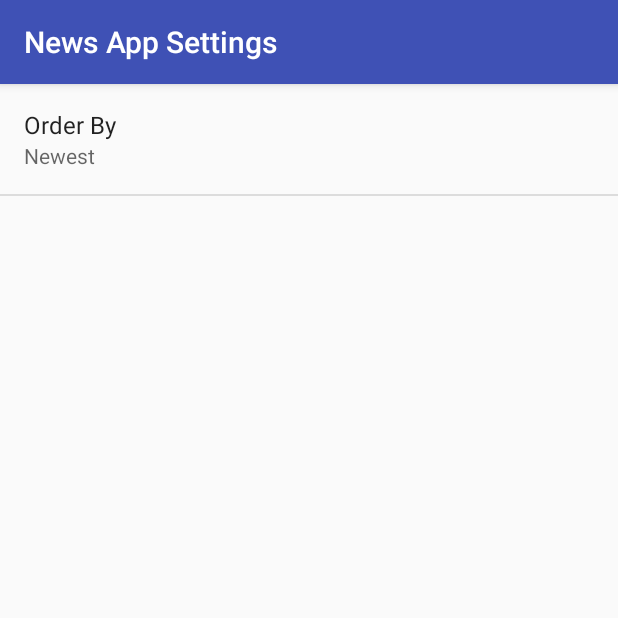
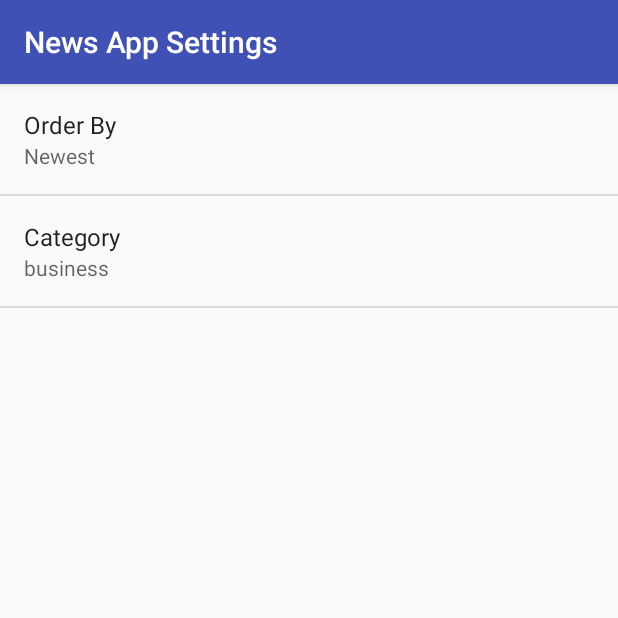
Before and after one commit to robithc/NewsReader, an Android app: the screen it shows after launch (SettingsActivity), after a tap on "Settings", on a phone screen of 412 x 824 dp, the top half of it. Run offline under Robolectric (Android 15) with nearby library versions, the phone set to English and light mode, and no system bars.

Commit message:
final ver

```diff
--- a/app/src/main/java/com/example/android/newsreader/NewsActivity.java
+++ b/app/src/main/java/com/example/android/newsreader/NewsActivity.java
@@ -12,7 +12,6 @@ import android.net.Uri;
 import android.os.Bundle;
 import android.preference.PreferenceManager;
 import android.support.v7.app.AppCompatActivity;
-import android.util.Log;
 import android.view.Menu;
 import android.view.MenuItem;
 import android.view.View;
@@ -24,16 +23,14 @@ import android.widget.TextView;
 import java.util.ArrayList;
 import java.util.List;
 
-
 public class NewsActivity extends AppCompatActivity
         implements LoaderCallbacks<List<News>> {
 
     private static final String LOG_TAG = NewsActivity.class.getName();
     private static final int API_LOADER_ID = 1;
     private static final String API_REQUEST_URL =
-            "http://content.guardianapis.com/search?show-tags=contributor&page" +
-                    "=1&page-size=100&q";
-    private static final String SEARCH_QUERY_KEY = "query";
+            "http://content.guardianapis.com/search?";
+
     ProgressBar pbProgressBar;
     private TextView mEmptyStateTextView;
     private NewsAdapter mAdapter;
@@ -80,25 +77,31 @@ public class NewsActivity extends AppCompatActivity
         }
     }
 
-
     @Override
     public Loader<List<News>> onCreateLoader(int id, Bundle args) {
-        final String ARG_QUERY = "q";
-        String queryString;
-        if (args != null) queryString = args.getString(SEARCH_QUERY_KEY);
-        else queryString = "null";
         SharedPreferences sharedPrefs = PreferenceManager.getDefaultSharedPreferences(this);
+
+        String categoryChoice = sharedPrefs.getString(
+                getString(R.string.settings_section_key),
+                getString(R.string.settings_section_default)
+        );
+
         String orderBy = sharedPrefs.getString(
                 getString(R.string.settings_order_by_key),
-                getString(R.string.settings_order_by_default));
+                getString(R.string.settings_order_by_default)
+        );
+
         Uri baseUri = Uri.parse(API_REQUEST_URL);
         Uri.Builder uriBuilder = baseUri.buildUpon();
-        uriBuilder.appendQueryParameter(ARG_QUERY, queryString);
+        uriBuilder.appendQueryParameter("page-size", "100");
+        uriBuilder.appendQueryParameter("show-tags", "contributor&page");
+        uriBuilder.appendQueryParameter("show-fields", "byline");
+        uriBuilder.appendQueryParameter("q", "future");
+        uriBuilder.appendQueryParameter("section", categoryChoice);
         uriBuilder.appendQueryParameter("order-by", orderBy);
+        uriBuilder.appendQueryParameter("from-date", "2018-01-01");
         uriBuilder.appendQueryParameter("api-key", "test");
 
-
-        Log.v(LOG_TAG, "News Activity onCreateLoader called");
         return new NewsLoader(this, uriBuilder.toString());
     }
 
@@ -117,7 +120,6 @@ public class NewsActivity extends AppCompatActivity
     public void onLoaderReset(Loader loader) {
         mAdapter.clear();
     }
-
 
     @Override
     // This method initialize the contents of the Activity's options menu.
--- a/app/src/main/java/com/example/android/newsreader/SettingsActivity.java
+++ b/app/src/main/java/com/example/android/newsreader/SettingsActivity.java
@@ -2,7 +2,6 @@ package com.example.android.newsreader;
 
 import android.content.SharedPreferences;
 import android.os.Bundle;
-import android.preference.CheckBoxPreference;
 import android.preference.ListPreference;
 import android.preference.Preference;
 import android.preference.PreferenceFragment;
@@ -27,6 +26,9 @@ public class SettingsActivity extends AppCompatActivity {
 
             Preference orderBy = findPreference(getString(R.string.settings_order_by_key));
             bindPreferenceSummaryToValue(orderBy);
+
+            Preference categoryName = findPreference(getString(R.string.settings_section_key));
+            bindPreferenceSummaryToValue(categoryName);
         }
 
         @Override
--- a/app/src/main/res/menu/main.xml
+++ b/app/src/main/res/menu/main.xml
@@ -1,11 +1,11 @@
 <?xml version="1.0" encoding="utf-8"?>
 <menu xmlns:android="http://schemas.android.com/apk/res/android"
+    xmlns:app="http://schemas.android.com/apk/res-auto"
     xmlns:tools="http://schemas.android.com/tools"
-    xmlns:app="http://schemas.android.com/apk/res-auto"
     tools:context="com.example.android.newsreader.NewsActivity">
     <item
         android:id="@+id/action_settings"
-        android:icon="@drawable/baseline_settings_white_24dp"
+        android:icon="@drawable/baseline_settings_white_36dp"
         android:orderInCategory="1"
         android:title="@string/settings_menu_item"
         app:showAsAction="ifRoom" />
--- a/app/src/main/res/values/arrays.xml
+++ b/app/src/main/res/values/arrays.xml
@@ -11,4 +11,21 @@
         <item>@string/settings_order_by_oldest_value</item>
         <item>@string/settings_order_by_relevance_value</item>
     </string-array>
+
+    <string-array name="settings_section_labels">
+        <item>@string/settings_football_label</item>
+        <item>@string/settings_business_label</item>
+        <item>@string/settings_technology_label</item>
+        <item>@string/settings_culture_label</item>
+        <item>@string/settings_politics_label</item>
+    </string-array>
+
+    <string-array name="settings_section_values">
+        <item>@string/settings_football_value</item>
+        <item>@string/settings_business_value</item>
+        <item>@string/settings_technology_value</item>
+        <item>@string/settings_culture_value</item>
+        <item>@string/settings_politics_value</item>
+    </string-array>
+
 </resources>
--- a/app/src/main/res/values/strings.xml
+++ b/app/src/main/res/values/strings.xml
@@ -3,12 +3,11 @@
     <string name="no_internet">No internet connection!</string>
     <string name="empty_list">No news to display!</string>
 
-
-    <!--SETTINGS-->
+    //SETTINGS
     <string name="settings_menu_item">Settings</string>
     <string name="settings_title">News App Settings</string>
 
-    <!--String for Order-By Preference-->
+    //String for Order-By Preference
     <string name="settings_order_by_label">Order By</string>
     <string name="settings_order_by_key" translatable="false">order-By</string>
     <string name="settings_order_by_default" translatable="false">@string/settings_order_by_newest_value</string>
@@ -16,19 +15,40 @@
     <string name="settings_order_by_newest_label">Newest</string>
     <string name="settings_order_by_newest_value" translatable="false">newest</string>
 
-
     <string name="settings_order_by_oldest_label">Oldest</string>
     <string name="settings_order_by_oldest_value" translatable="false">oldest</string>
 
     <string name="settings_order_by_relevance_label">Relevance</string>
     <string name="settings_order_by_relevance_value" translatable="false">relevance</string>
 
-
-    <!-- Strings For Category Preference [CHAR LIMIT=30] -->
+    //Strings For Category Preference
     <string name="settings_category_label">Article Category</string>
-    <!-- The following key is the value that will be appended to the URI -->
     <string name="settings_category_key" translatable="false">category</string>
     <string name="settings_category_default" translatable="false">technology</string>
 
+    //Strings for section preferences
+    <string name="settings_section_label">Category</string>
+    <string name="settings_section_key" translatable="false">section</string>
+    <string name="settings_section_default" translatable="false">business</string>
+
+    //Label for the business news
+    <string name="settings_business_label">business</string>
+    <string name="settings_business_value" translatable="false">business</string>
+
+    //Label for football news
+    <string name="settings_football_label">football</string>
+    <string name="settings_football_value" translatable="false">football</string>
+
+    //Label for culture news
+    <string name="settings_culture_label">culture</string>
+    <string name="settings_culture_value" translatable="false">culture</string>
+
+    //Label for technology news
+    <string name="settings_technology_label">technology</string>
+    <string name="settings_technology_value" translatable="false">technology</string>
+
+    //Label for politics news
+    <string name="settings_politics_label">politics</string>
+    <string name="settings_politics_value" translatable="false">politics</string>
 
 </resources>
--- a/app/src/main/res/xml/settings_main.xml
+++ b/app/src/main/res/xml/settings_main.xml
@@ -9,5 +9,12 @@
         android:key="@string/settings_order_by_key"
         android:title="@string/settings_order_by_label" />
 
+    <ListPreference
+        android:defaultValue="@string/settings_section_default"
+        android:entries="@array/settings_section_labels"
+        android:entryValues="@array/settings_section_values"
+        android:key="@string/settings_section_key"
+        android:title="@string/settings_section_label" />
+
 
 </PreferenceScreen>
```
Also changed, not shown: app/src/main/res/drawable-hdpi/baseline_settings_white_24dp.png (deleted), app/src/main/res/drawable-hdpi/baseline_settings_white_36dp.png (added), app/src/main/res/drawable-mdpi/baseline_settings_white_24dp.png (deleted), app/src/main/res/drawable-mdpi/baseline_settings_white_36dp.png (added), app/src/main/res/drawable-xhdpi/baseline_settings_white_24dp.png (deleted), app/src/main/res/drawable-xhdpi/baseline_settings_white_36dp.png (added), app/src/main/res/drawable-xxhdpi/baseline_settings_white_24dp.png (deleted), app/src/main/res/drawable-xxhdpi/baseline_settings_white_36dp.png (added), app/src/main/res/drawable-xxxhdpi/baseline_settings_white_24dp.png (deleted), app/src/main/res/drawable-xxxhdpi/baseline_settings_white_36dp.png (added).
